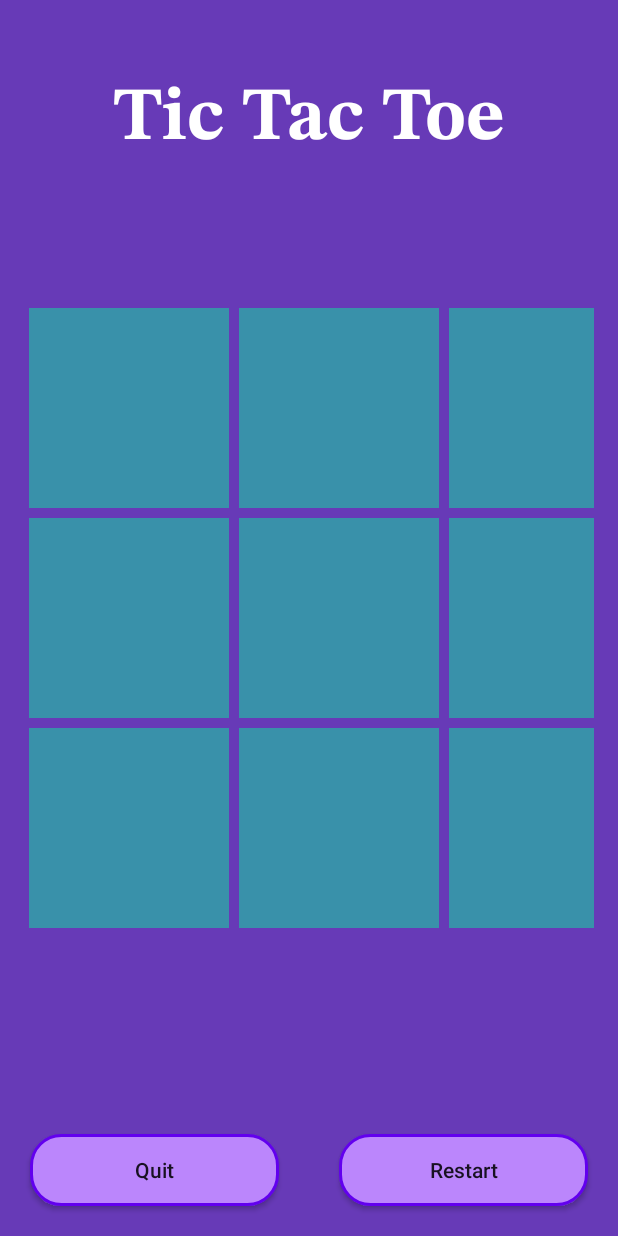
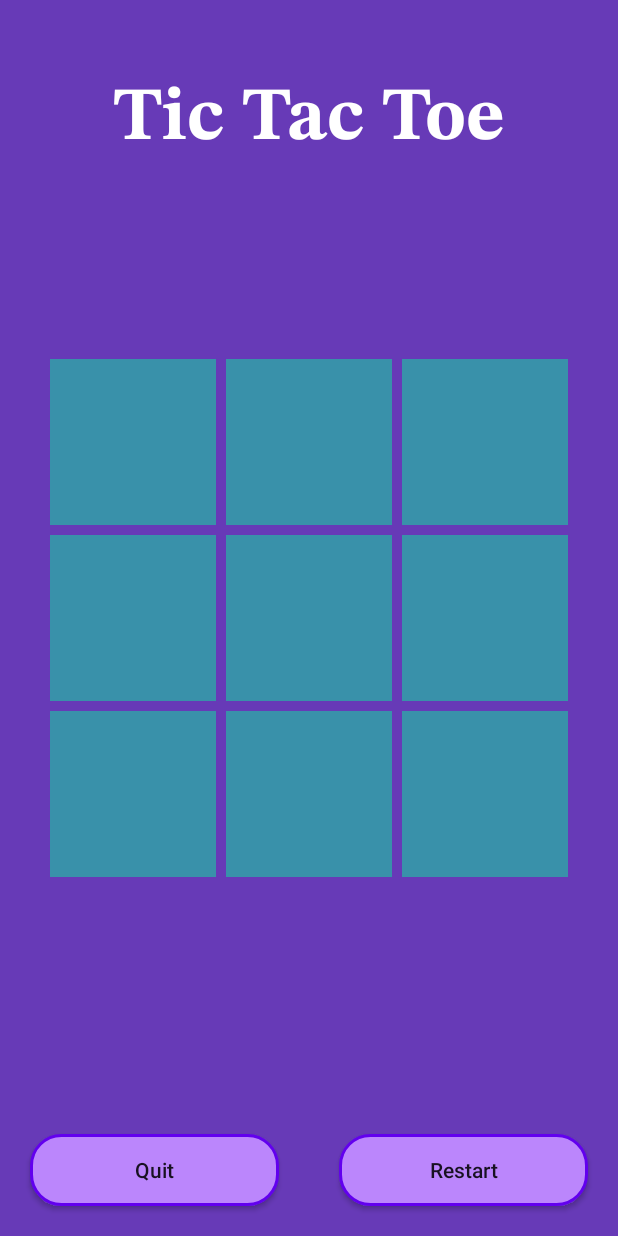
Before and after one commit to Johnnycake01/TicTacToe-App, an Android app: the PlayWithComputerHard screen opened directly, with no data from a screen before it, on a phone screen of 412 x 824 dp. Run offline under Robolectric (Android 15) with nearby library versions, the phone set to English and light mode, and no system bars.

Commit message:
resolve hard board breaking on small screen size

```diff
--- a/app/src/main/java/com/example/tictactoe/ui/PlayWithComputerHard.kt
+++ b/app/src/main/java/com/example/tictactoe/ui/PlayWithComputerHard.kt
@@ -3,6 +3,8 @@ package com.example.tictactoe.ui
 import android.content.Intent
 import androidx.appcompat.app.AppCompatActivity
 import android.os.Bundle
+import android.util.DisplayMetrics
+import android.util.Log
 import android.view.View
 import android.widget.GridLayout
 import android.widget.ImageView
@@ -73,15 +75,22 @@ class PlayWithComputerHard : AppCompatActivity() {
         }
     }
 
+
     private fun loadBoard() {
+        val displayMetrics = DisplayMetrics()
+        windowManager.defaultDisplay.getMetrics(displayMetrics)
+
+        val measureWidth = displayMetrics.widthPixels
+        val caclWidth = (measureWidth/3) - 40
+        Log.d("Measure", "loadBoard: $measureWidth")
         for (i in boardCells.indices) {
             for (j in boardCells.indices) {
                 boardCells[i][j] = ImageView(this)
                 boardCells[i][j]?.layoutParams = GridLayout.LayoutParams().apply {
                     rowSpec = GridLayout.spec(i)
                     columnSpec = GridLayout.spec(j)
-                    width = 200
-                    height = 200
+                    width = caclWidth
+                    height = caclWidth
                     bottomMargin = 5
                     topMargin = 5
                     leftMargin = 5
```
